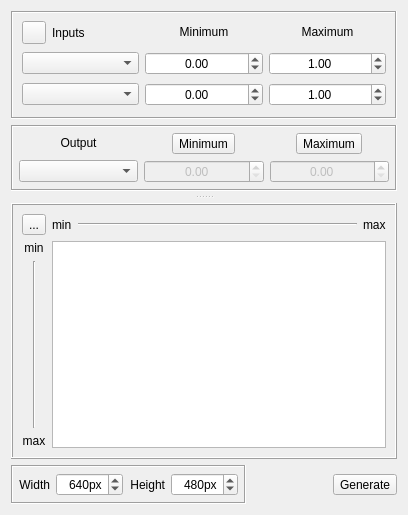
The window that qtfuzzylite/ui/Surface2D.ui (fuzzylite/fuzzylite) describes before a commit, drawn with Qt 5.
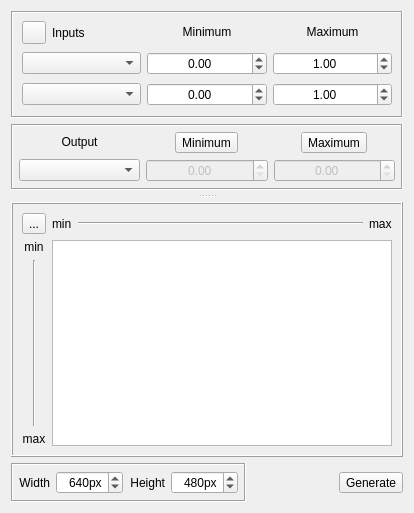
The same window after the commit. Icons and pictures are not drawn.

Commit message: qt: more on Surface 2D

The edit to the form file:
```diff
--- a/qtfuzzylite/ui/Surface2D.ui
+++ b/qtfuzzylite/ui/Surface2D.ui
@@ -6,8 +6,8 @@
    <rect>
     <x>0</x>
     <y>0</y>
-    <width>408</width>
-    <height>515</height>
+    <width>414</width>
+    <height>513</height>
    </rect>
   </property>
   <property name="windowTitle">
@@ -635,6 +635,12 @@
         <iconset resource="qtfuzzylite.qrc">
          <normaloff>:/surface2d.png</normaloff>:/surface2d.png</iconset>
        </property>
+       <property name="iconSize">
+        <size>
+         <width>22</width>
+         <height>22</height>
+        </size>
+       </property>
        <property name="toolButtonStyle">
         <enum>Qt::ToolButtonTextBesideIcon</enum>
        </property>
```
Left out of the diff: 4 changed lines with no effect on the pictures. The commit also changes 2 other files.
